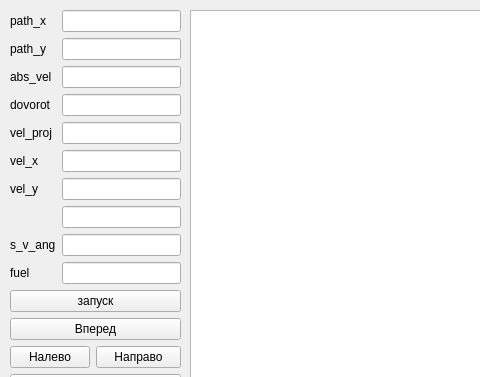
Before: the Qt Designer form mainwindow.ui in Polliakoff/Collabreequeue-2-rep, drawn with Qt 5; both pictures show x 0 to 480 and y 0 to 377 of the 1368 by 768 pixel window.
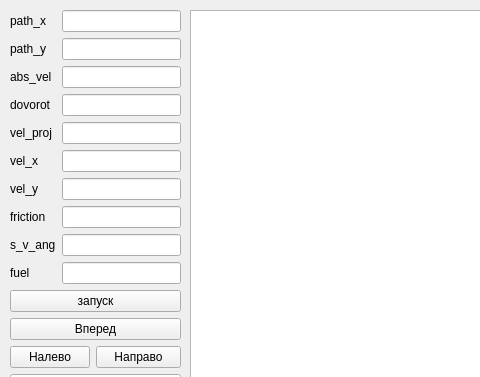
After: the same form once the commit is applied.

Commit message:
Friction 2: Electric Boogalo
and minor updates

The edit to the form file:
```diff
--- a/mainwindow.ui
+++ b/mainwindow.ui
@@ -56,7 +56,7 @@
      <item row="7" column="0">
       <widget class="QLabel" name="label_8">
        <property name="text">
-        <string/>
+        <string>friction</string>
        </property>
       </widget>
      </item>
```
The commit also changes 3 other files.
